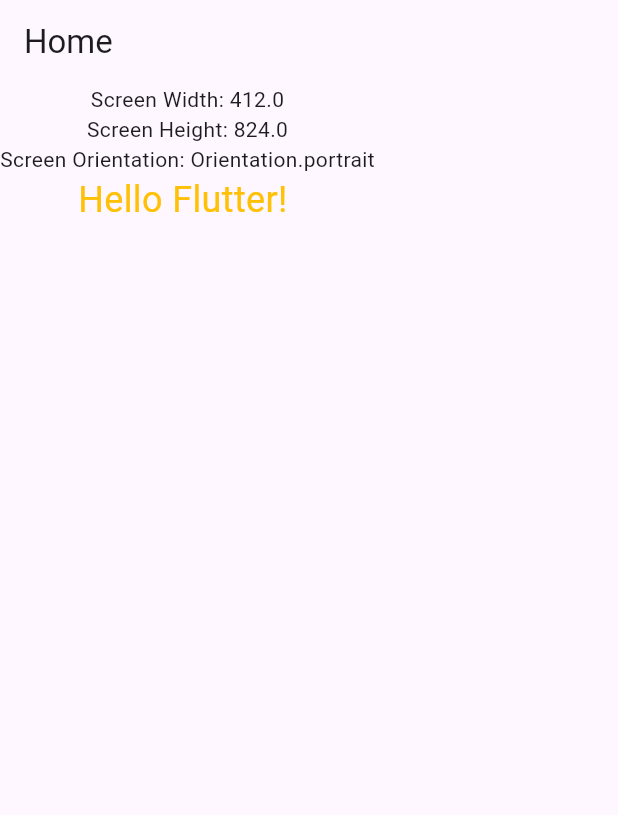
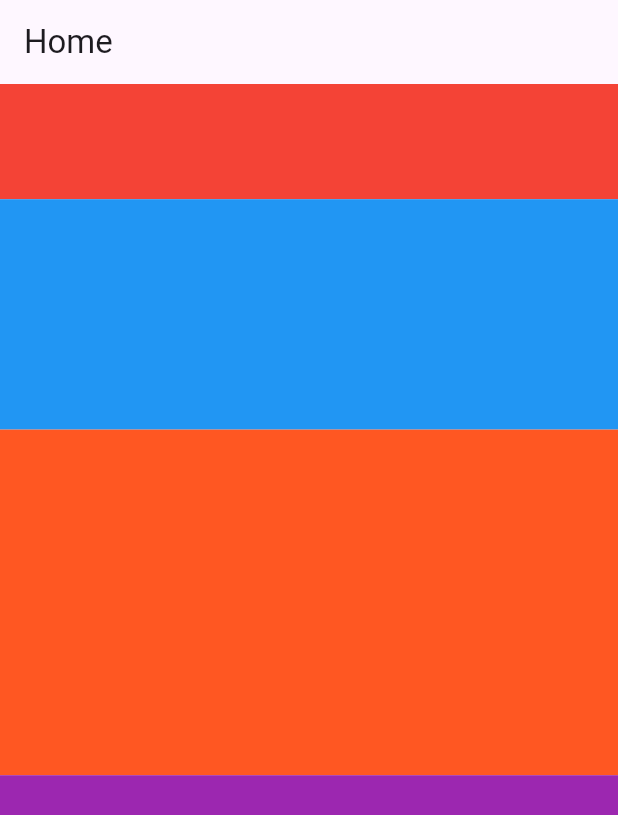
Before and after one commit to Ashraf-Samiu/Responsive_AdaptiveWidgets, a Flutter app: the screen it shows after launch, on a phone screen of 412 x 824 dp. Shown: the top 815 px of the screen. Run offline on Flutter 3.47's test engine with Material 3 defaults, Android fonts, the phone set to English and light mode, and no system bars.

Commit message:
Expanded Commit

```diff
--- a/lib/main.dart
+++ b/lib/main.dart
@@ -1,5 +1,4 @@
 import 'package:flutter/material.dart';
-import 'package:responsive_adaptive_widgets/MediaQuery_Style.dart';
 
 void main(){
   runApp(MyApp());
@@ -15,20 +14,35 @@
 class HomeScreen extends StatelessWidget{
   @override
   Widget build(BuildContext context) {
-    var width= MediaQuery.of(context).size.width;
-    var height= MediaQuery.of(context).size.height;
-    var orientation= MediaQuery.of(context).orientation;
     return Scaffold(
       appBar: AppBar(
         title: Text("Home"),
       ),
       body: Column(
         children: [
-          Text("Screen Width: $width"),
-          Text("Screen Height: $height"),
-          Text("Screen Orientation: $orientation"),
-          Text("Hello Flutter! ",
-              style: HeadLine(context)
+          Expanded(
+              flex: 1,
+              child: Container(
+                color: Colors.red,
+              )
+          ),
+          Expanded(
+              flex: 2,
+              child: Container(
+                color: Colors.blue,
+              )
+          ),
+          Expanded(
+              flex: 3,
+              child: Container(
+                  color: Colors.deepOrange,
+              )
+          ),
+          Expanded(
+              flex: 4,
+              child: Container(
+                  color: Colors.purple,
+              )
           )
         ],
       ),
```
